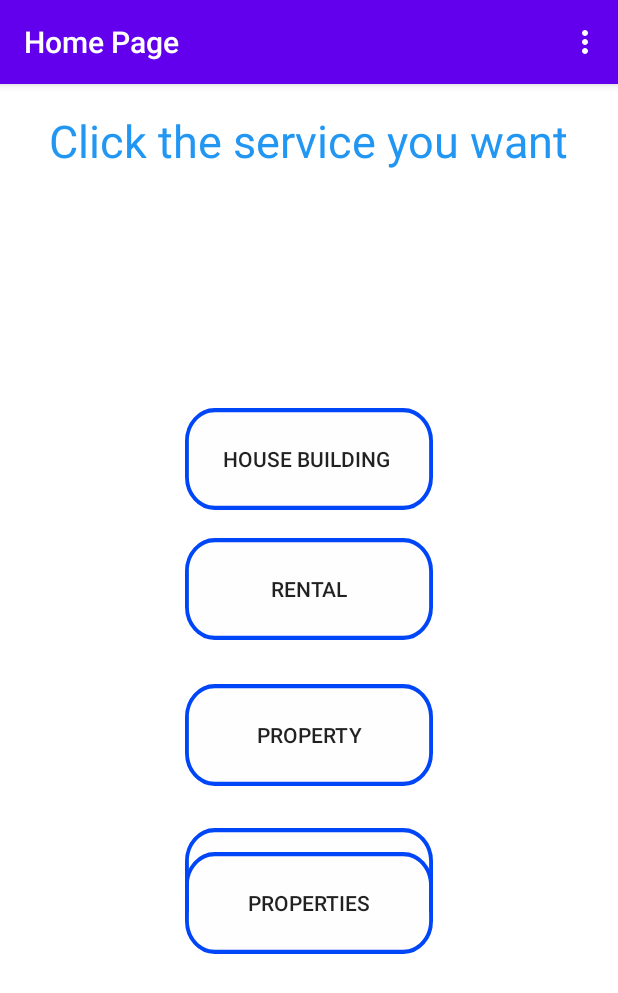
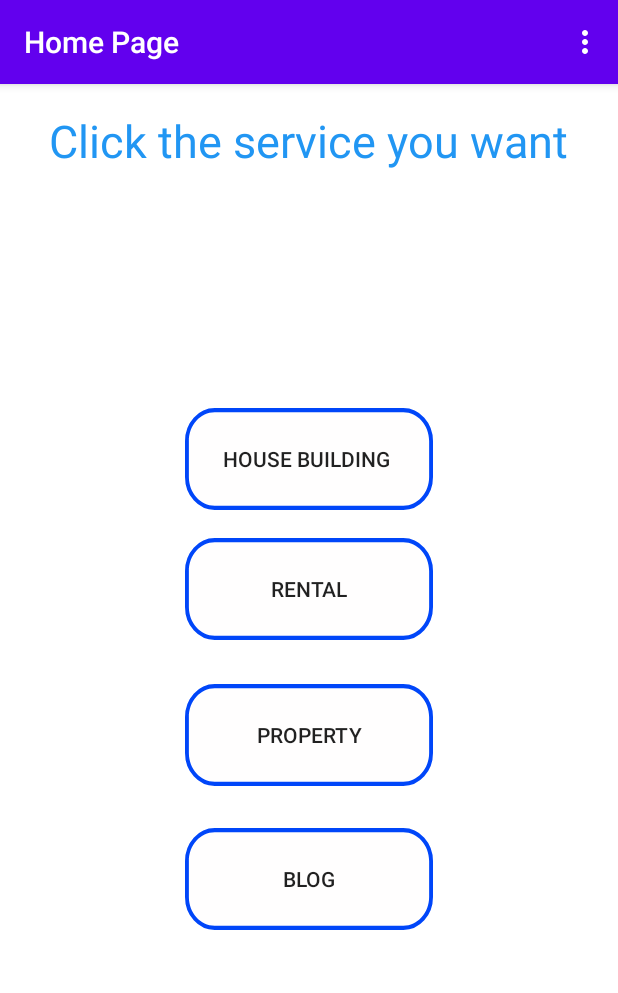
Before and after one commit to Ahmedbenabdallah29435/AndroidProjetRealEstate, an Android app: the ServiceChoice screen opened directly, with no data from a screen before it, on a phone screen of 412 x 824 dp. Shown: the top 993 px of the screen. Run offline under Robolectric (Android 15) with nearby library versions, the phone set to English and light mode, and no system bars; our stand-ins replace Room's generated code.

Commit message:
Update Integration

```diff
--- a/app/src/main/java/com/example/androidrealestateproject/AddPlan.java
+++ b/app/src/main/java/com/example/androidrealestateproject/AddPlan.java
@@ -75,8 +75,8 @@ public class AddPlan extends AppCompatActivity {
         Intent emailIntent = new Intent(Intent.ACTION_SEND);
         emailIntent.setType("text/plain");
         emailIntent.putExtra(Intent.EXTRA_EMAIL, new String[]{"medhabib.dhaouadi@esprit.tn"});
-        emailIntent.putExtra(Intent.EXTRA_SUBJECT, "Sujet de l'e-mail");
-        emailIntent.putExtra(Intent.EXTRA_TEXT, "Corps de l'e-mail");
+        emailIntent.putExtra(Intent.EXTRA_SUBJECT, "Notification Add Plan");
+        emailIntent.putExtra(Intent.EXTRA_TEXT, "Hello we just want to inform that a new plan have been created");
 
         try {
             startActivity(Intent.createChooser(emailIntent, "Envoyer l'e-mail..."));
--- a/app/src/main/java/com/example/androidrealestateproject/MainActivity.java
+++ b/app/src/main/java/com/example/androidrealestateproject/MainActivity.java
@@ -107,7 +107,7 @@ public class MainActivity extends AppCompatActivity {
                 startActivity(intent);
             }
         } else {
-            Intent intent = new Intent(MainActivity.this, SignUp.class);
+            Intent intent = new Intent(MainActivity.this, ServiceChoice.class);
             startActivity(intent);
         }
     }
--- a/app/src/main/java/com/example/androidrealestateproject/ServiceChoice.java
+++ b/app/src/main/java/com/example/androidrealestateproject/ServiceChoice.java
@@ -41,7 +41,7 @@ public class ServiceChoice extends AppCompatActivity {
 
         btnBlog=findViewById(R.id.HouseCleaningBtn1);
 
-        btnProperties=findViewById(R.id.PropertiesBtn);
+        btnElec=findViewById(R.id.ElectricianBtn);
 
 
         Toolbar toolbar=findViewById(R.id.toolbar);
--- a/app/src/main/res/layout/activity_addplan.xml
+++ b/app/src/main/res/layout/activity_addplan.xml
@@ -144,10 +144,14 @@
 
     <Button
         android:id="@+id/update"
-        android:layout_width="120dp"
+        android:layout_width="150dp"
         android:layout_height="0dp"
         android:layout_marginStart="118dp"
         android:text="Add"
+        android:background="@drawable/button_background"
+        android:textColor="#FFFFFF"
+        android:textSize="16sp"
+        android:textStyle="bold"
         app:layout_constraintBottom_toBottomOf="parent"
         app:layout_constraintStart_toStartOf="parent"
         app:layout_constraintTop_toBottomOf="@+id/description1" />
--- a/app/src/main/res/layout/activity_listplan.xml
+++ b/app/src/main/res/layout/activity_listplan.xml
@@ -16,7 +16,7 @@
         app:layout_constraintHorizontal_bias="1.0"
         app:layout_constraintStart_toStartOf="parent"
         app:layout_constraintTop_toTopOf="parent"
-        app:layout_constraintVertical_bias="0.189" />
+        app:layout_constraintVertical_bias="0.083" />
 
     <include
         android:id="@+id/toolbar"
--- a/app/src/main/res/layout/choose_service_page.xml
+++ b/app/src/main/res/layout/choose_service_page.xml
@@ -75,21 +75,6 @@
         app:layout_constraintVertical_bias="0.559" />
 
 
-    <Button
-        android:id="@+id/PropertiesBtn"
-        android:layout_width="165dp"
-        android:layout_height="68dp"
-
-        android:layout_marginEnd="24dp"
-        android:layout_marginBottom="188dp"
-        android:background="@drawable/victore_button"
-        android:text="Properties"
-        app:layout_constraintBottom_toBottomOf="parent"
-        app:layout_constraintEnd_toEndOf="@+id/ElectricianBtn"
-        app:layout_constraintHorizontal_bias="0.0"
-        app:layout_constraintStart_toStartOf="@+id/ElectricianBtn" />
-
-
     <TextView
         android:id="@+id/textView4"
         android:layout_width="wrap_content"
```
Also changed, not shown: app/src/main/java/com/example/androidrealestateproject/test.java (+16 -1 lines), app/src/main/res/layout/activity_updateplan.xml (+9 -4 lines).
